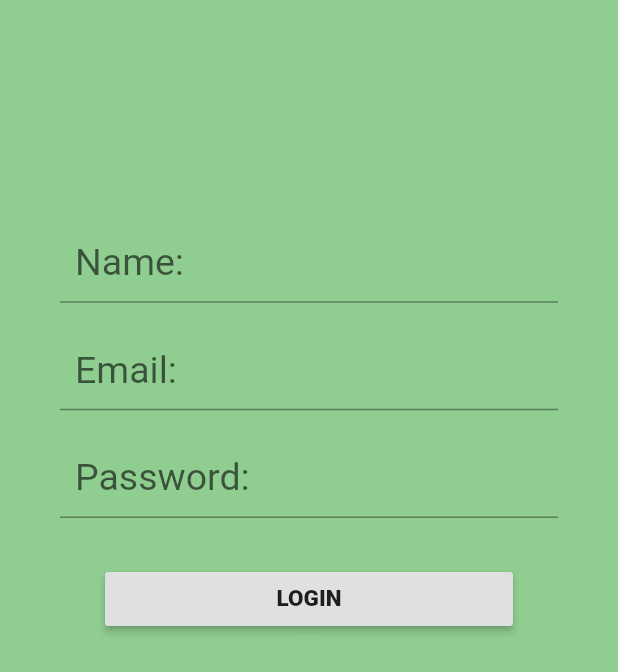
After one commit to hhhpv/RoommateManagementApplication, a Flutter app: the LoginForm screen opened directly, after a tap on "LOGIN", on a phone screen of 412 x 824 dp. The commit adds this screen. Shown: the top 672 px of the screen. Run offline on Flutter 3.47's test engine with Material 2 defaults, Android fonts, the phone set to English and light mode, and no system bars; Roboto replaces fonts that are missing (Lobster, Ubuntu); statements that could not run were skipped.

Commit message:
login skeleton

```diff
--- a/lib/UI/home.dart
+++ b/lib/UI/home.dart
@@ -30,8 +30,13 @@ class Home extends StatelessWidget{
                 ),
                 new Divider(color: Colors.black,height: 0,indent: 0,),
                 ListTile(
-                  title: Text("Logout"),
-                  trailing: Icon(Icons.subdirectory_arrow_left)
+                  title: Text("Join/Leave Group"),
+                  trailing: Icon(Icons.group),
+                ),
+                new Divider(color: Colors.black,height: 0,indent: 0,),
+                ListTile(
+                    title: Text("Logout"),
+                    trailing: Icon(Icons.subdirectory_arrow_left)
                 ),
                 new Divider(color: Colors.black,height: 0,indent: 0,),
                 ListTile(
--- /dev/null
+++ b/lib/UI/login.dart
@@ -0,0 +1,80 @@
+import 'package:flutter/material.dart';
+
+class LoginForm extends StatefulWidget {
+  @override
+  _LoginFormState createState()=> _LoginFormState();
+}
+class _LoginFormState extends State<LoginForm>{
+  @override
+  Widget build(BuildContext context) {
+    // TODO: implement build
+    final nameController = TextEditingController();
+    final emailController = TextEditingController();
+    final passwordController = TextEditingController();
+    final rePasswordController = TextEditingController();
+    @override
+    void dispose() {
+      // Clean up the controller when the widget is disposed.
+      nameController.dispose();
+      emailController.dispose();
+      passwordController.dispose();
+      passwordController.dispose();
+      rePasswordController.dispose();
+      super.dispose();
+    }
+
+    return new Scaffold(
+      resizeToAvoidBottomPadding: false,
+      backgroundColor: Colors.green.withAlpha(4000),
+      body: new Center(child:
+      new ListView(children: <Widget>[
+        new Padding(padding: EdgeInsets.fromLTRB(0, 150.0, 0, 0)),
+
+        new Container(
+            margin: EdgeInsets.fromLTRB(40.0, 0, 40.0, 0),
+            child:new TextField(controller:nameController,decoration: InputDecoration(hintText: ' Enter your name',labelText: "Name: ",contentPadding: EdgeInsets.fromLTRB(10, 0, 10, 0)),style: new TextStyle(fontSize: 25.0,fontFamily: "Lobster"),)
+        ),
+
+        new Padding(padding: EdgeInsets.fromLTRB(0, 20.0, 0, 0)),
+
+        new Container(
+            margin: EdgeInsets.fromLTRB(40.0, 0, 40.0, 0),
+            child:new TextField(controller: emailController,decoration: InputDecoration(hintText: ' Enter your email',labelText: "Email: ",contentPadding: EdgeInsets.fromLTRB(10, 0, 10, 0)),style: new TextStyle(fontSize: 25.0,fontFamily: "Lobster"),)
+        ),
+
+        new Padding(padding: EdgeInsets.fromLTRB(0, 20.0, 0, 0)),
+
+        new Container(
+            margin: EdgeInsets.fromLTRB(40.0, 0, 40.0, 0),
+            child:new TextField(controller:passwordController ,obscureText:true,decoration: InputDecoration(hintText: ' Enter your Password',labelText: "Password: ",contentPadding: EdgeInsets.fromLTRB(10, 0, 10, 0)),style: new TextStyle(fontSize: 25.0,fontFamily: "Lobster"),)
+        ),
+
+        new Padding(padding: EdgeInsets.fromLTRB(0, 30.0, 0, 0)),
+
+        new Container(
+          margin: EdgeInsets.fromLTRB(70.0, 0, 70.0, 0),
+          child:new RaisedButton(child: new Text("LOGIN",style: new TextStyle(fontFamily: "Ubuntu",fontWeight: FontWeight.w900,fontSize: 15),)
+            ,onPressed: () {
+              String info=nameController.text+" "+emailController.text+" "+passwordController.text+" "+rePasswordController.text;
+              if(passwordController.text==rePasswordController.text){
+                info="password match";
+              }
+              else{
+                info="password mismatch";
+              }
+              return showDialog(
+                context: context,
+                builder: (context) {
+                  return AlertDialog(
+                    content: Text(info),
+                  );
+                },
+              );
+            },),),
+
+      ])
+      ),
+    );
+  }
+
+}
--- a/lib/main.dart
+++ b/lib/main.dart
@@ -1,6 +1,8 @@
 import 'package:flutter/material.dart';
 import 'package:roomate/UI/home.dart';
 import 'package:roomate/UI/signup.dart';
+import 'package:roomate/UI/login.dart';
+
 void main() => runApp(MyApp());
 
 class MyApp extends StatelessWidget {
@@ -9,7 +11,7 @@ class MyApp extends StatelessWidget {
   Widget build(BuildContext context) {
     return MaterialApp(
       title: 'Flutter Demo',
-      home: new SignUpForm(),
+      home: new Home(),
     );
   }
 }
```
